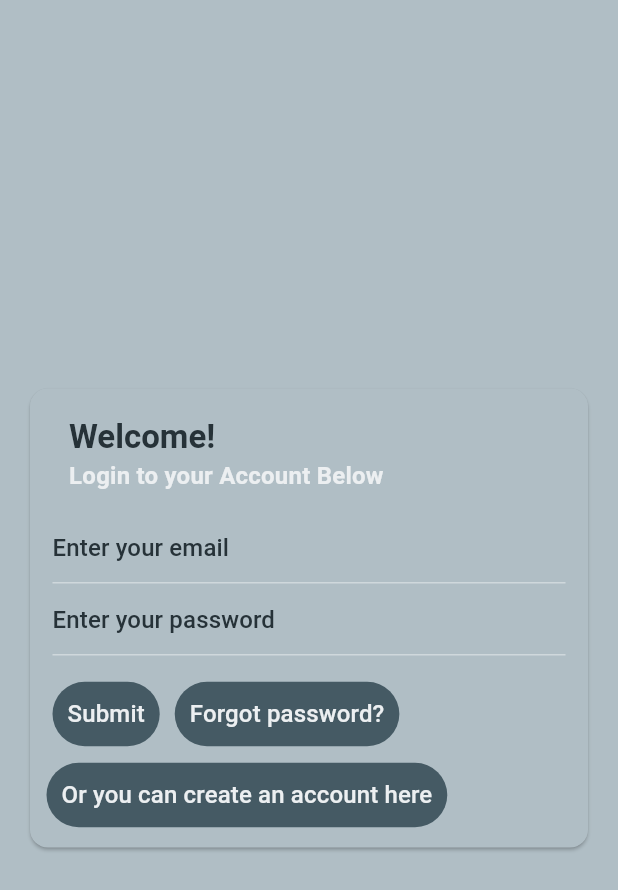
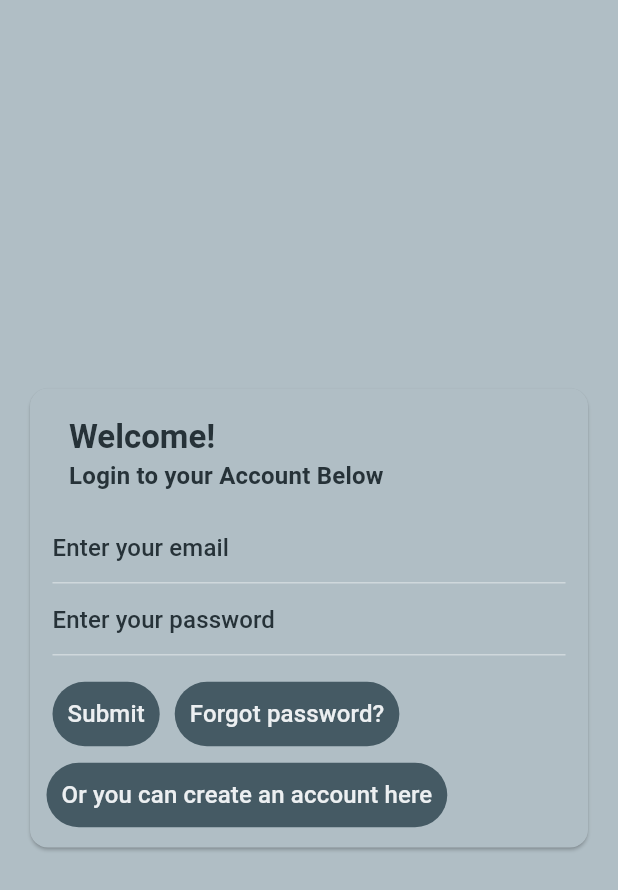
Before and after one commit to darcy-stubbins/final-year-project, a Flutter app: the screen it shows after launch, on a phone screen of 412 x 824 dp. Shown: the top 890 px of the screen. Run offline on Flutter 3.47's test engine with Material 3 defaults, Android fonts, the phone set to English and light mode, and no system bars; our stand-ins replace image_picker.

Commit message:
mor chnages to design for accessiblty

```diff
--- a/lib/app.dart
+++ b/lib/app.dart
@@ -61,7 +61,7 @@ class _AppState extends State<App> {
               //medium title theme data
               titleMedium: TextStyle(
                 fontWeight: FontWeight.bold,
-                color: primaryColor.shade50,
+                color: primaryColor.shade900,
               ),
               //small title theme data
               titleSmall: TextStyle(
```
